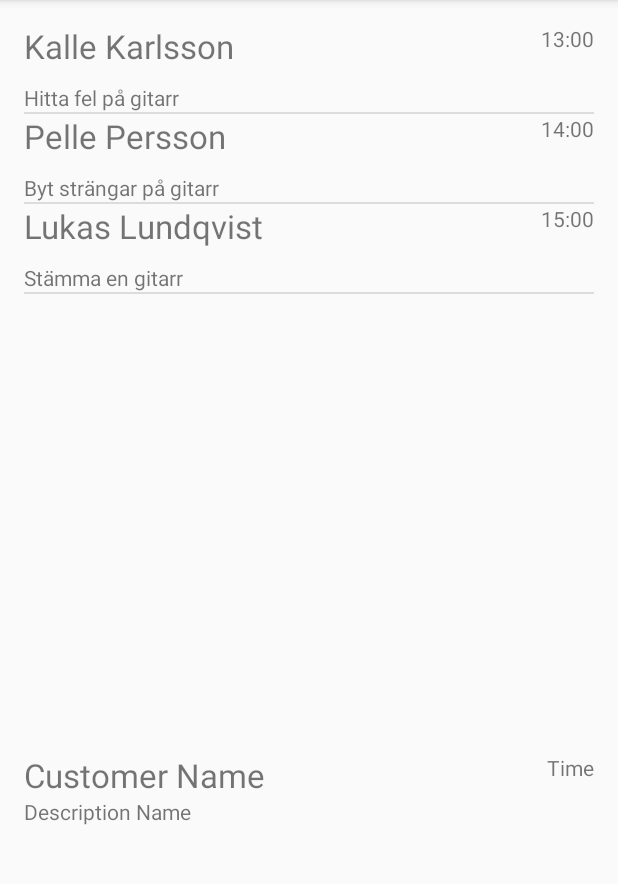
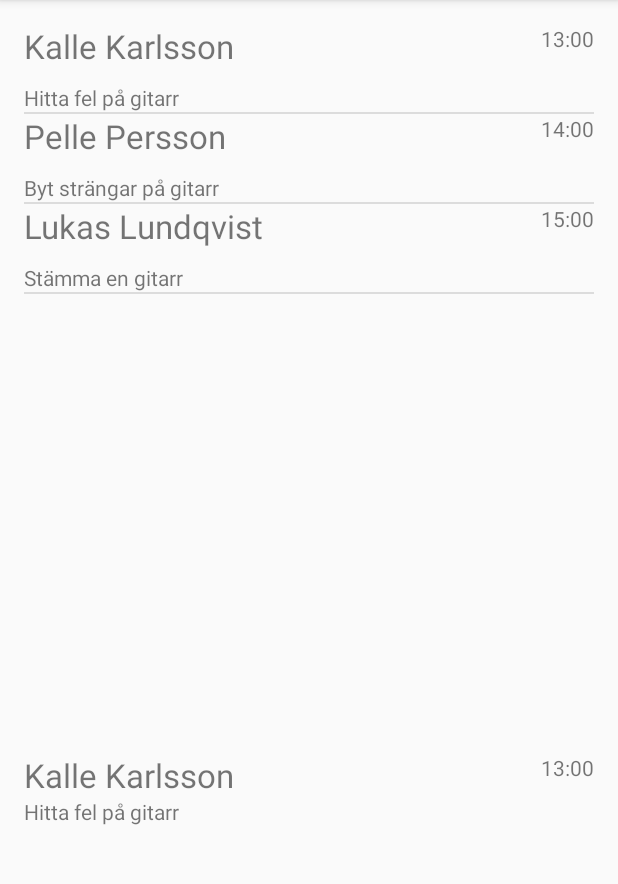
Before and after one commit to TDATG15/Gitarrverkstad_Android, an Android app: the screen it shows after launch (MainActivity), on a phone screen of 412 x 824 dp, the part 84-968 px from its top. Run offline under Robolectric (Android 15) with nearby library versions, the phone set to English and light mode, and no system bars.

Commit message:
You may now select an element from the home-layout list.

```diff
--- a/app/src/main/java/com/example/chris/gitarrverkstad/HomeFragment.java
+++ b/app/src/main/java/com/example/chris/gitarrverkstad/HomeFragment.java
@@ -4,9 +4,11 @@ import android.app.Fragment;
 import android.support.annotation.Nullable;
 import android.support.v7.app.AppCompatActivity;
 import android.os.Bundle;
+import android.support.v7.widget.RecyclerView;
 import android.view.LayoutInflater;
 import android.view.View;
 import android.view.ViewGroup;
+import android.widget.AdapterView;
 import android.widget.ArrayAdapter;
 import android.widget.ListView;
 import android.widget.TextView;
@@ -23,6 +25,7 @@ public class HomeFragment extends Fragment {
         currentView = inflater.inflate(R.layout.home_layout, container, false);
         populateList();
         populateListView();
+        registerClickCallback();
         return currentView;
     }
 
@@ -36,6 +39,28 @@ public class HomeFragment extends Fragment {
         ArrayAdapter<Appointment> adapter = new CustomListAdapter();
         ListView list = (ListView) currentView.findViewById(R.id.next_appointment_list);
         list.setAdapter(adapter);
+        TextView textView = (TextView) currentView.findViewById(R.id.selected_cust);
+        textView.setText(appointments.get(0).getCustomer());
+        textView = (TextView) currentView.findViewById(R.id.selected_desc);
+        textView.setText(appointments.get(0).getDescription());
+        textView = (TextView) currentView.findViewById(R.id.selected_time);
+        textView.setText(appointments.get(0).getTime());
+    }
+
+    private void registerClickCallback(){
+        ListView list = (ListView) currentView.findViewById(R.id.next_appointment_list);
+        list.setOnItemClickListener(new AdapterView.OnItemClickListener() {
+            @Override
+            public void onItemClick(AdapterView<?> parent, View viewClicked, int position, long id){
+                TextView textView = (TextView) currentView.findViewById(R.id.selected_cust);
+                textView.setText(appointments.get(position).getCustomer());
+                textView = (TextView) currentView.findViewById(R.id.selected_desc);
+                textView.setText(appointments.get(position).getDescription());
+                textView = (TextView) currentView.findViewById(R.id.selected_time);
+                textView.setText(appointments.get(position).getTime());
+            }
+        });
+
     }
 
     private class CustomListAdapter extends ArrayAdapter<Appointment>{
--- a/app/src/main/res/layout/home_layout.xml
+++ b/app/src/main/res/layout/home_layout.xml
@@ -14,7 +14,8 @@
         android:layout_width="match_parent"
         android:layout_height="250sp"
         android:layout_alignParentBottom="true"
-        android:layout_alignParentStart="true">
+        android:layout_alignParentStart="true"
+        android:id="@+id/selected_layout">
 
         <TextView
             android:text="Time"
--- a/app/src/main/res/layout/shop_layout.xml
+++ b/app/src/main/res/layout/shop_layout.xml
@@ -10,4 +10,5 @@
         android:layout_centerHorizontal="true"
         android:layout_marginTop="97dp"
         android:id="@+id/textView2" />
+
 </RelativeLayout>
```
